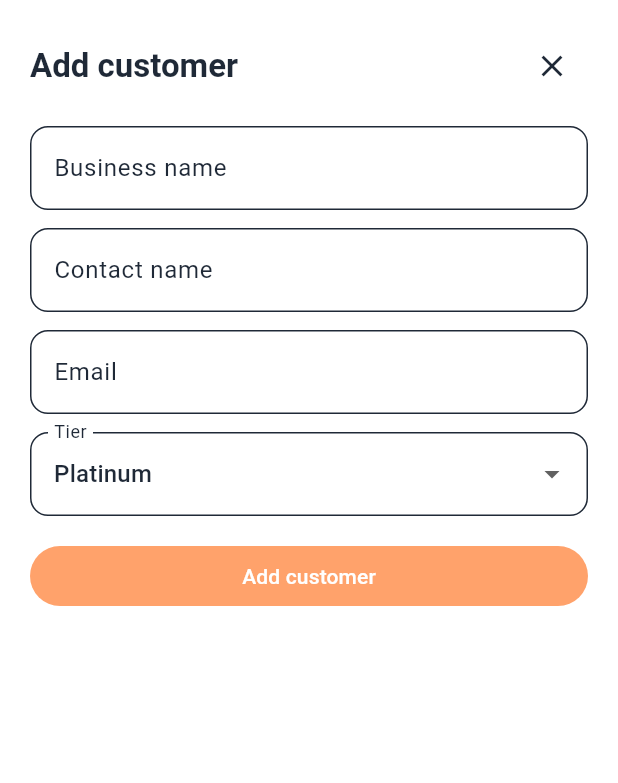
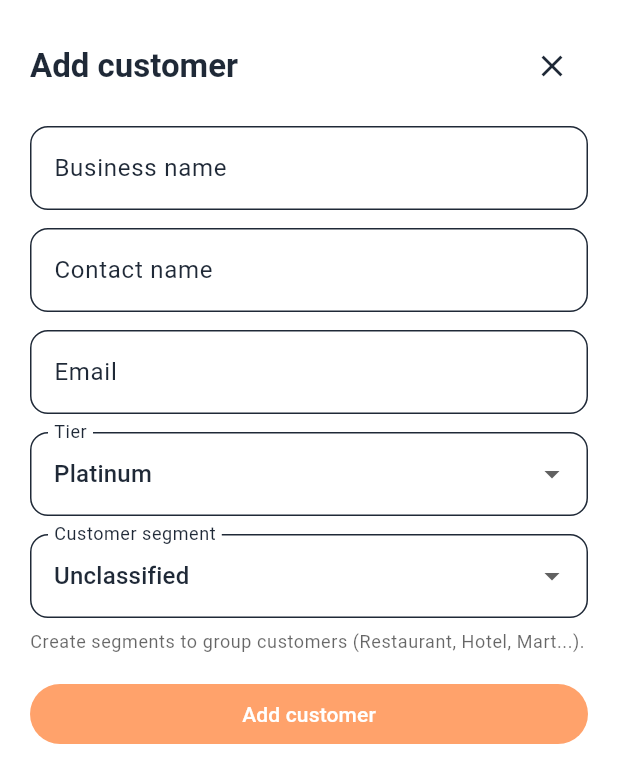
Before and after one commit to jeunghoon/VENDORJET, a Flutter app: the CustomerFormSheet widget shown alone on an empty page, opened directly with empty values, on a phone screen of 412 x 824 dp. Shown: the top 783 px of the screen. Run offline on Flutter 3.47's test engine with Material 3 defaults, Android fonts, the phone set to English and light mode, and no system bars; our stand-ins replace file_picker, go_router, shared_preferences; missing offline and left inert: excel; accounts and stored records are empty.

Commit message:
2025-11-14_3

```diff
--- a/vendorjet/lib/l10n/app_en.arb
+++ b/vendorjet/lib/l10n/app_en.arb
@@ -231,8 +231,15 @@
   "customersFormContact": "Contact name",
   "customersFormEmail": "Email",
   "customersFormTier": "Tier",
+  "customersFormSegment": "Customer segment",
   "customersEmptyMessage": "No customers found.",
   "customersEmptyFiltered": "No {tier} customers found.",
+  "customersManageSegments": "Manage segments",
+  "customersSegmentFilterAll": "All segments",
+  "customersSegmentNone": "Unclassified",
+  "customersNoSegmentsHint": "Create segments to group customers (Restaurant, Hotel, Mart...).",
+  "customersSegmentManagerTitle": "Customer segments",
+  "customersSegmentManagerDescription": "Add or update the retailer types you work with.",
   "@customersDeleteConfirm": {
     "placeholders": {
       "name": {
--- a/vendorjet/lib/l10n/app_localizations.dart
+++ b/vendorjet/lib/l10n/app_localizations.dart
@@ -1100,6 +1100,12 @@ abstract class AppLocalizations {
   /// **'Tier'**
   String get customersFormTier;
 
+  /// No description provided for @customersFormSegment.
+  ///
+  /// In en, this message translates to:
+  /// **'Customer segment'**
+  String get customersFormSegment;
+
   /// No description provided for @customersEmptyMessage.
   ///
   /// In en, this message translates to:
@@ -1111,6 +1117,42 @@ abstract class AppLocalizations {
   /// In en, this message translates to:
   /// **'No {tier} customers found.'**
   String customersEmptyFiltered(String tier);
+
+  /// No description provided for @customersManageSegments.
+  ///
+  /// In en, this message translates to:
+  /// **'Manage segments'**
+  String get customersManageSegments;
+
+  /// No description provided for @customersSegmentFilterAll.
+  ///
+  /// In en, this message translates to:
+  /// **'All segments'**
+  String get customersSegmentFilterAll;
+
+  /// No description provided for @customersSegmentNone.
+  ///
+  /// In en, this message translates to:
+  /// **'Unclassified'**
+  String get customersSegmentNone;
+
+  /// No description provided for @customersNoSegmentsHint.
+  ///
+  /// In en, this message translates to:
+  /// **'Create segments to group customers (Restaurant, Hotel, Mart...).'**
+  String get customersNoSegmentsHint;
+
+  /// No description provided for @customersSegmentManagerTitle.
+  ///
+  /// In en, this message translates to:
+  /// **'Customer segments'**
+  String get customersSegmentManagerTitle;
+
+  /// No description provided for @customersSegmentManagerDescription.
+  ///
+  /// In en, this message translates to:
+  /// **'Add or update the retailer types you work with.'**
+  String get customersSegmentManagerDescription;
 
   /// No description provided for @ordersFilterToday.
   ///
--- a/vendorjet/lib/l10n/app_localizations_en.dart
+++ b/vendorjet/lib/l10n/app_localizations_en.dart
@@ -532,12 +532,35 @@ class AppLocalizationsEn extends AppLocalizations {
   String get customersFormTier => 'Tier';
 
   @override
+  String get customersFormSegment => 'Customer segment';
+
+  @override
   String get customersEmptyMessage => 'No customers found.';
 
   @override
   String customersEmptyFiltered(String tier) {
     return 'No $tier customers found.';
   }
+
+  @override
+  String get customersManageSegments => 'Manage segments';
+
+  @override
+  String get customersSegmentFilterAll => 'All segments';
+
+  @override
+  String get customersSegmentNone => 'Unclassified';
+
+  @override
+  String get customersNoSegmentsHint =>
+      'Create segments to group customers (Restaurant, Hotel, Mart...).';
+
+  @override
+  String get customersSegmentManagerTitle => 'Customer segments';
+
+  @override
+  String get customersSegmentManagerDescription =>
+      'Add or update the retailer types you work with.';
 
   @override
   String get ordersFilterToday => 'Today';
--- a/vendorjet/lib/models/customer.dart
+++ b/vendorjet/lib/models/customer.dart
@@ -7,6 +7,7 @@ class Customer {
   final String email;
   final CustomerTier tier;
   final DateTime createdAt;
+  final String segment;
 
   const Customer({
     required this.id,
@@ -15,6 +16,7 @@ class Customer {
     required this.email,
     required this.tier,
     required this.createdAt,
+    this.segment = '',
   });
 
   Customer copyWith({
@@ -24,6 +26,7 @@ class Customer {
     String? email,
     CustomerTier? tier,
     DateTime? createdAt,
+    String? segment,
   }) {
     return Customer(
       id: id ?? this.id,
@@ -32,6 +35,7 @@ class Customer {
       email: email ?? this.email,
       tier: tier ?? this.tier,
       createdAt: createdAt ?? this.createdAt,
+      segment: segment ?? this.segment,
     );
   }
 }
--- a/vendorjet/lib/repositories/mock_repository.dart
+++ b/vendorjet/lib/repositories/mock_repository.dart
@@ -362,8 +362,15 @@ class MockCustomerRepository {
 
   final List<Customer> _items = [];
   final _idCounter = _IdCounter(prefix: 'c_');
+  final List<String> _segments = [];
+
+  void _ensureSegments() {
+    if (_segments.isNotEmpty) return;
+    _segments.addAll(['Restaurant', 'Hotel', 'Mart', 'Cafe']);
+  }
 
   void _seed() {
+    _ensureSegments();
     if (_items.isNotEmpty) return;
     final tiers = CustomerTier.values;
     final names = [
@@ -383,18 +390,26 @@ class MockCustomerRepository {
           email: 'buyer${i + 1}@retail.com',
           tier: tiers[i % tiers.length],
           createdAt: DateTime.now().subtract(Duration(days: (i + 1) * 12)),
+          segment: _segments[i % _segments.length],
         ),
       );
     }
     _idCounter.seed(_items.map((e) => e.id));
   }
 
-  Future<List<Customer>> fetch({String query = '', CustomerTier? tier}) async {
+  Future<List<Customer>> fetch({
+    String query = '',
+    CustomerTier? tier,
+    String? segment,
+  }) async {
     _seed();
     await Future<void>.delayed(const Duration(milliseconds: 120));
     Iterable<Customer> result = _items;
     if (tier != null) {
       result = result.where((c) => c.tier == tier);
+    }
+    if (segment != null && segment.isNotEmpty) {
+      result = result.where((c) => c.segment == segment);
     }
     if (query.isNotEmpty) {
       final q = query.toLowerCase();
@@ -412,20 +427,71 @@ class MockCustomerRepository {
     _seed();
     await Future<void>.delayed(const Duration(milliseconds: 120));
     final index = _items.indexWhere((element) => element.id == customer.id);
+    final normalized = customer.segment.trim();
+    final segment = normalized.isEmpty ? '' : normalized;
+    final updatedCustomer = customer.copyWith(segment: segment);
     if (index == -1) {
       final created = customer.copyWith(
         id: customer.id.isEmpty ? _idCounter.next() : customer.id,
+        segment: segment,
       );
       _items.add(created);
       return created;
     }
-    _items[index] = customer;
-    return customer;
+    _items[index] = updatedCustomer;
+    return updatedCustomer;
   }
 
   Future<void> delete(String id) async {
     await Future<void>.delayed(const Duration(milliseconds: 80));
     _items.removeWhere((element) => element.id == id);
+  }
+
+  Future<List<String>> fetchSegments() async {
+    _ensureSegments();
+    await Future<void>.delayed(const Duration(milliseconds: 80));
+    return List<String>.from(_segments)..sort();
+  }
+
+  Future<void> upsertSegment(String name, {String? original}) async {
+    final trimmed = name.trim();
+    if (trimmed.isEmpty) {
+      throw ArgumentError('Segment cannot be empty');
+    }
+    _ensureSegments();
+    await Future<void>.delayed(const Duration(milliseconds: 80));
+    if (original != null) {
+      final index = _segments.indexWhere(
+        (element) => element.toLowerCase() == original.toLowerCase(),
+      );
+      if (index != -1) {
+        _segments[index] = trimmed;
+        _reassignSegment(original, trimmed);
+        return;
+      }
+    }
+    if (!_segments.contains(trimmed)) {
+      _segments.add(trimmed);
+    }
+  }
+
+  Future<void> deleteSegment(String name) async {
+    _ensureSegments();
+    await Future<void>.delayed(const Duration(milliseconds: 80));
+    _segments.remove(name);
+    for (var i = 0; i < _items.length; i++) {
+      if (_items[i].segment == name) {
+        _items[i] = _items[i].copyWith(segment: '');
+      }
+    }
+  }
+
+  void _reassignSegment(String from, String to) {
+    for (var i = 0; i < _items.length; i++) {
+      if (_items[i].segment == from) {
+        _items[i] = _items[i].copyWith(segment: to);
+      }
+    }
   }
 }
 
--- a/vendorjet/lib/ui/pages/customers/customer_form_sheet.dart
+++ b/vendorjet/lib/ui/pages/customers/customer_form_sheet.dart
@@ -7,20 +7,28 @@ class CustomerFormResult {
   final String contactName;
   final String email;
   final CustomerTier tier;
+  final String? segment;
 
   const CustomerFormResult({
     required this.name,
     required this.contactName,
     required this.email,
     required this.tier,
+    this.segment,
   });
 }
 
 class CustomerFormSheet extends StatefulWidget {
   final AppLocalizations t;
   final Customer customer;
+  final List<String> segments;
 
-  const CustomerFormSheet({super.key, required this.t, required this.customer});
+  const CustomerFormSheet({
+    super.key,
+    required this.t,
+    required this.customer,
+    required this.segments,
+  });
 
   @override
   State<CustomerFormSheet> createState() => _CustomerFormSheetState();
@@ -38,6 +46,7 @@ class _CustomerFormSheetState extends State<CustomerFormSheet> {
   );
   final _formKey = GlobalKey<FormState>();
   late CustomerTier _tier = widget.customer.tier;
+  String? _segment;
 
   @override
   void dispose() {
@@ -50,6 +59,7 @@ class _CustomerFormSheetState extends State<CustomerFormSheet> {
   @override
   Widget build(BuildContext context) {
     final t = widget.t;
+    _segment ??= widget.customer.segment.isEmpty ? null : widget.customer.segment;
     return SafeArea(
       child: Padding(
         padding: EdgeInsets.only(
@@ -143,6 +153,39 @@ class _CustomerFormSheetState extends State<CustomerFormSheet> {
                   if (value != null) setState(() => _tier = value);
                 },
               ),
+              const SizedBox(height: 12),
+              DropdownButtonFormField<String?>(
+                initialValue: _segment,
+                decoration: InputDecoration(
+                  labelText: t.customersFormSegment,
+                  border: OutlineInputBorder(
+                    borderRadius: BorderRadius.circular(12),
+                  ),
+                ),
+                items: [
+                  DropdownMenuItem(
+                    value: null,
+                    child: Text(t.customersSegmentNone),
+                  ),
+                  for (final segment in widget.segments)
+                    DropdownMenuItem(
+                      value: segment,
+                      child: Text(segment),
+                    ),
+                ],
+                onChanged: (value) => setState(() => _segment = value),
+              ),
+              if (widget.segments.isEmpty)
+                Padding(
+                  padding: const EdgeInsets.only(top: 8),
+                  child: Text(
+                    t.customersNoSegmentsHint,
+                    style: Theme.of(context)
+                        .textTheme
+                        .bodySmall
+                        ?.copyWith(color: Theme.of(context).hintColor),
+                  ),
+                ),
               const SizedBox(height: 16),
               SizedBox(
                 width: double.infinity,
@@ -170,6 +213,7 @@ class _CustomerFormSheetState extends State<CustomerFormSheet> {
         contactName: _contactCtrl.text.trim(),
         email: _emailCtrl.text.trim(),
         tier: _tier,
+        segment: _segment,
       ),
     );
   }
--- a/vendorjet/lib/ui/pages/products/product_edit_sheet.dart
+++ b/vendorjet/lib/ui/pages/products/product_edit_sheet.dart
@@ -113,6 +113,7 @@ class _ProductEditSheetState extends State<ProductEditSheet> {
         ),
         child: Form(
           key: _formKey,
+          child: SingleChildScrollView(
             child: Column(
               mainAxisSize: MainAxisSize.min,
               crossAxisAlignment: CrossAxisAlignment.start,
@@ -295,6 +296,7 @@ class _ProductEditSheetState extends State<ProductEditSheet> {
             ),
           ),
         ),
+      ),
     );
   }
 
```
Also changed, not shown: vendorjet/lib/l10n/app_ko.arb (+36 -2 lines), vendorjet/lib/l10n/app_localizations_ko.dart (+48 -28 lines), vendorjet/lib/ui/pages/auth/sign_in_page.dart (+8 -0 lines), vendorjet/lib/ui/pages/customers/customer_segment_manager_sheet.dart (added, +228 -0 lines), vendorjet/lib/ui/pages/customers_page.dart (+113 -4 lines), 1 other file. Lines whose indentation alone changed are shown as unchanged.
